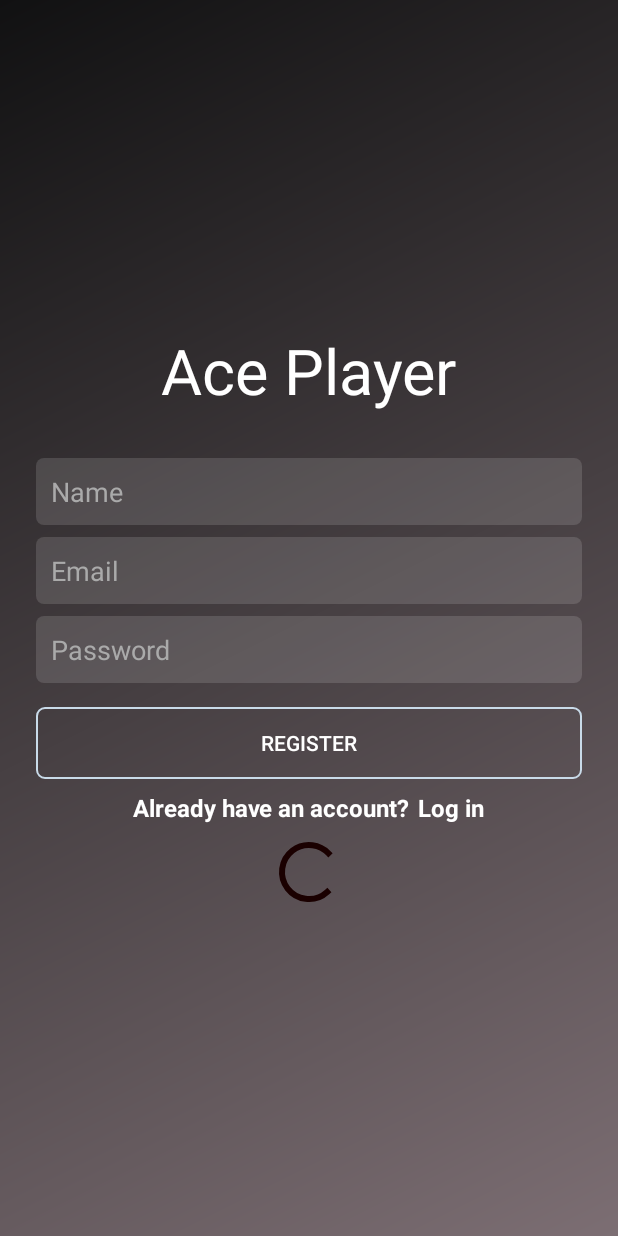
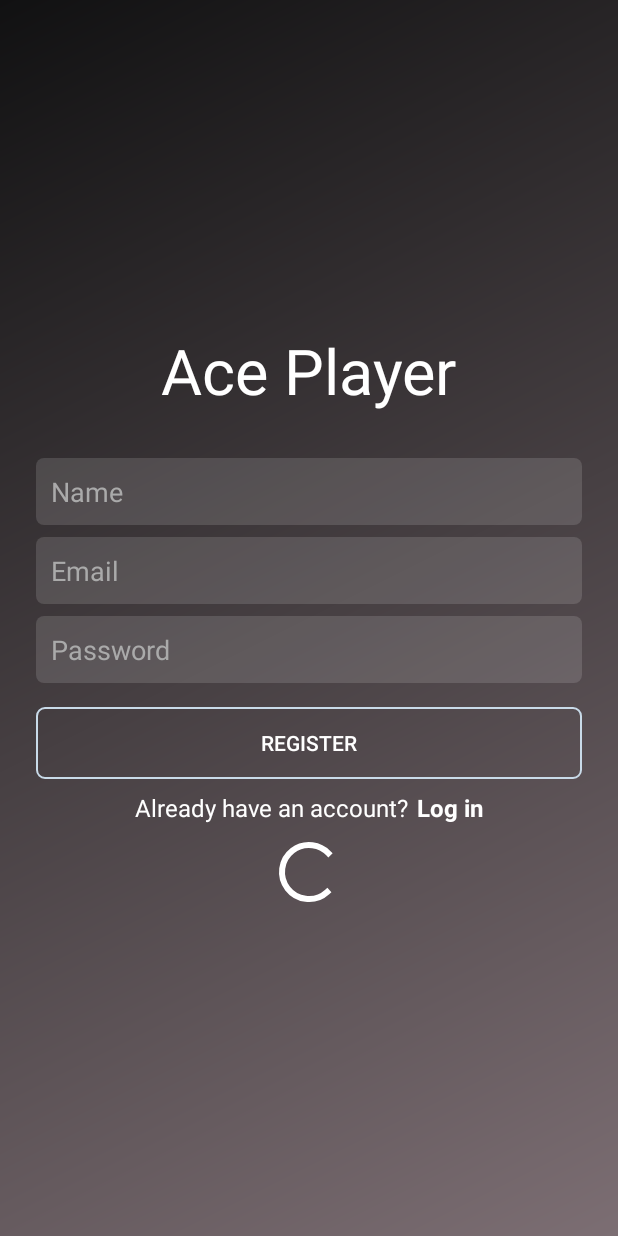
Before and after one commit to pedroadmn/ace_player, an Android app: the layout fragment_registration.xml on its own in the app's theme, with its tools: preview values and no code run, on a phone screen of 412 x 824 dp. Run offline under Robolectric (Android 15) with nearby library versions, the phone set to English and light mode, and no system bars.

Commit message:
fixing login and registration screen

```diff
--- a/app/src/main/res/layout/fragment_login.xml
+++ b/app/src/main/res/layout/fragment_login.xml
@@ -94,8 +94,7 @@
             android:layout_marginTop="8dp"
             android:text="@string/login_don_t_have_an_account"
             android:textColor="@android:color/white"
-            android:textSize="16sp"
-            android:textStyle="bold" />
+            android:textSize="16sp" />
 
         <TextView
             android:id="@+id/tvRegister"
--- a/app/src/main/res/layout/fragment_registration.xml
+++ b/app/src/main/res/layout/fragment_registration.xml
@@ -113,8 +113,7 @@
             android:layout_marginTop="8dp"
             android:text="@string/registration_already_have_an_account"
             android:textColor="@android:color/white"
-            android:textSize="16sp"
-            android:textStyle="bold" />
+            android:textSize="16sp" />
 
         <TextView
             android:id="@+id/tvLogIn"
--- a/app/src/main/res/values/colors.xml
+++ b/app/src/main/res/values/colors.xml
@@ -2,7 +2,7 @@
 <resources>
     <color name="colorPrimary">#1E1D1D</color>
     <color name="colorPrimaryDark">#050505</color>
-    <color name="colorAccent">#1a0000</color>
+    <color name="colorAccent">@android:color/white</color>
     <color name="grey">#EEEEEE</color>
     <color name="blue">#ff0099cc</color>
 
```
